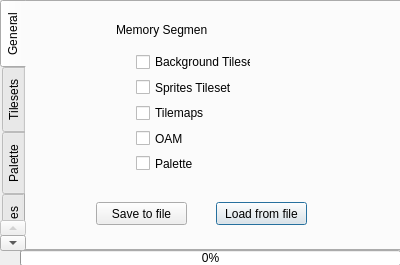
Old version of the form gpumemorydump.ui in the repository ahmed-agiza/Jupiter.
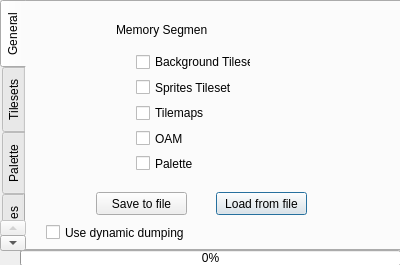
New version of the form.

Patch:
```diff
--- a/gpumemorydump.ui
+++ b/gpumemorydump.ui
@@ -49,7 +49,7 @@
      <property name="geometry">
       <rect>
        <x>190</x>
-       <y>200</y>
+       <y>190</y>
        <width>91</width>
        <height>23</height>
       </rect>
@@ -62,7 +62,7 @@
      <property name="geometry">
       <rect>
        <x>70</x>
-       <y>200</y>
+       <y>190</y>
        <width>91</width>
        <height>23</height>
       </rect>
@@ -118,6 +118,19 @@
       </item>
      </layout>
     </widget>
+    <widget class="QCheckBox" name="checkBox">
+     <property name="geometry">
+      <rect>
+       <x>20</x>
+       <y>220</y>
+       <width>141</width>
+       <height>21</height>
+      </rect>
+     </property>
+     <property name="text">
+      <string>Use dynamic dumping</string>
+     </property>
+    </widget>
    </widget>
    <widget class="QWidget" name="tilesetsTab">
     <attribute name="title">
```
